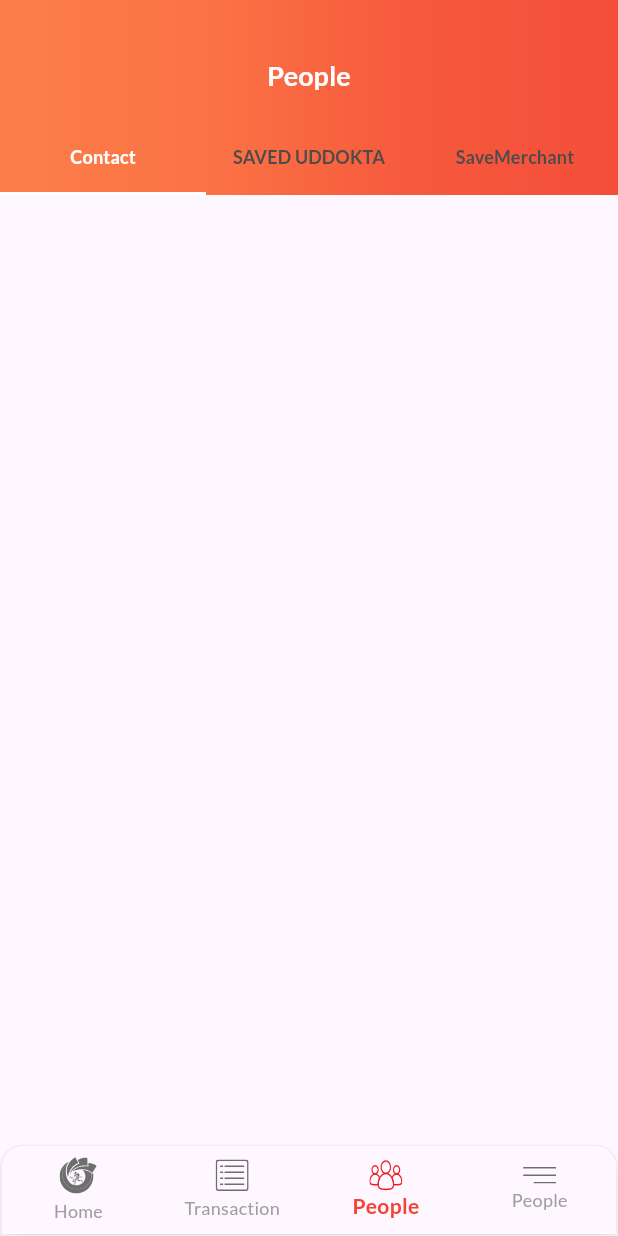
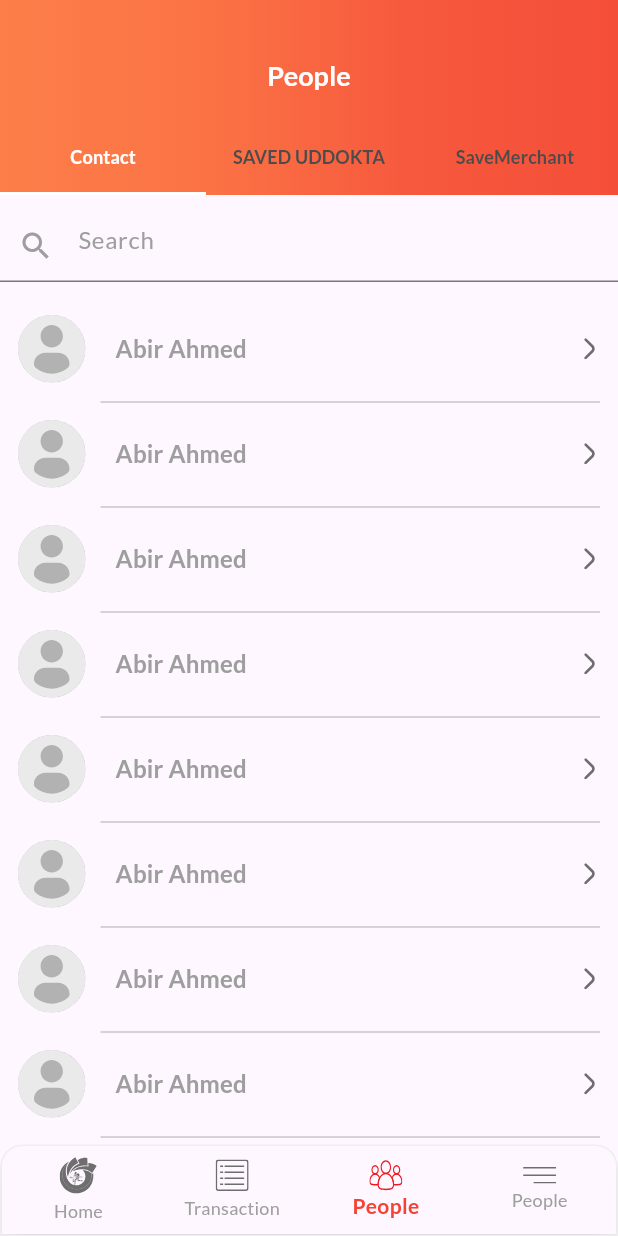
Before and after one commit to mehediFlutter/Nagad-Ui, a Flutter app: the screen it shows after launch, item 3 of the bottom bar chosen, on a phone screen of 412 x 824 dp. Run offline on Flutter 3.47's test engine with Material 3 defaults, Android fonts, the phone set to English and light mode, and no system bars; our stand-ins replace flutter_svg, get, google_fonts.

Commit message:
people screen

```diff
--- a/lib/screen/people_screen/people_screen.dart
+++ b/lib/screen/people_screen/people_screen.dart
@@ -1,7 +1,11 @@
 import 'package:flutter/material.dart';
 import 'package:nagad_ui/data/getx_controller/const/const.dart';
+import 'package:nagad_ui/screen/people_screen/people_tab_screen/contact_people_screen.dart';
+import 'package:nagad_ui/screen/people_screen/people_tab_screen/save_merchant_screen.dart';
+import 'package:nagad_ui/screen/people_screen/people_tab_screen/save_uddokta_screen.dart';
 
 import '../re_usable_base_screen.dart';
+import 'people_screen_component/people_search_text_field.dart';
 
 class PeopleScreen extends StatefulWidget {
   const PeopleScreen({super.key});
@@ -76,9 +80,19 @@ Tab(
                           style: TextStyle(fontSize: 12),
                         ),
                       ),
-                    ])
+                    ]),
               ],
             ),
+          ),
+          height10,
+          SearchContact(),
+          height20,
+          Expanded(
+            child: TabBarView(controller: _tabController, children: [
+              ContactPeopleScreen(),
+              SaveUddoktaScreen(),
+              SaveMerchantScreen()
+            ]),
           )
         ],
       ),
--- a/lib/screen/people_screen/people_screen_component/contact_people.dart
+++ /dev/null
@@ -1,19 +0,0 @@
-import 'package:flutter/material.dart';
-import 'package:nagad_ui/screen/re_usable_base_screen.dart';
-
-class ContactPeople extends StatefulWidget {
-  const ContactPeople({super.key});
-
-  @override
-  State<ContactPeople> createState() => _ContactPeopleState();
-}
-
-class _ContactPeopleState extends State<ContactPeople> {
-  @override
-  Widget build(BuildContext context) {
-    return ReUsableBaseScreen(
-        child: Center(
-      child: Text("Contact"),
-    ));
-  }
-}
--- /dev/null
+++ b/lib/screen/people_screen/people_screen_component/people_search_text_field.dart
@@ -0,0 +1,27 @@
+import 'package:flutter/material.dart';
+
+class SearchContact extends StatelessWidget {
+  const SearchContact({
+    super.key,
+  });
+
+  @override
+  Widget build(BuildContext context) {
+    return TextField(
+      cursorColor: Colors.grey,
+          decoration: InputDecoration(
+
+    prefixIcon: Icon(Icons.search,color:Colors.grey),
+    hintText: 'Search',
+    hintStyle: TextStyle(color: Colors.grey),
+    border: UnderlineInputBorder(
+      borderSide: BorderSide(
+        color: Colors.grey,
+      ),
+    ),
+    focusedBorder: UnderlineInputBorder(
+        borderSide: BorderSide(color: Colors.grey)),
+          ),
+        );
+  }
+}
--- /dev/null
+++ b/lib/screen/people_screen/people_tab_screen/contact_people_screen.dart
@@ -0,0 +1,61 @@
+import 'package:flutter/material.dart';
+import 'package:flutter_svg/flutter_svg.dart';
+import 'package:nagad_ui/data/getx_controller/const/const.dart';
+import 'package:nagad_ui/screen/re_usable_base_screen.dart';
+
+import '../../../data/getx_controller/const/assets_path.dart';
+
+class ContactPeopleScreen extends StatefulWidget {
+  const ContactPeopleScreen({super.key});
+
+  @override
+  State<ContactPeopleScreen> createState() => _ContactPeopleScreenState();
+}
+
+class _ContactPeopleScreenState extends State<ContactPeopleScreen> {
+  @override
+  Widget build(BuildContext context) {
+    return Scaffold(
+        body: ListView.builder(
+          itemCount: 10,
+          itemBuilder: (context, index) {
+          return ContactItem();
+        },));
+  }
+}
+
+class ContactItem extends StatelessWidget {
+  const ContactItem({
+    super.key,
+  });
+
+  @override
+  Widget build(BuildContext context) {
+    return Padding(
+      padding: const EdgeInsets.symmetric(horizontal: 12,vertical: 2),
+      child: Column(
+        children: [
+          Row(
+            children: [
+              SvgPicture.asset(personIconSVG),
+              width20,
+              Text(
+                "Abir Ahmed",
+                style: Theme.of(context)
+                    .textTheme
+                    .titleMedium!
+                    .copyWith(color: Colors.grey),
+              ),
+              Spacer(),
+              SvgPicture.asset(arrowForwardSVG),
+            ],
+          ),
+          Padding(
+            padding: const EdgeInsets.only(left: 55,top: 5),
+            child: Divider(),
+          ),
+        ],
+      ),
+    );
+  }
+}
--- /dev/null
+++ b/lib/screen/people_screen/people_tab_screen/save_merchant_screen.dart
@@ -0,0 +1,23 @@
+import 'package:flutter/material.dart';
+import 'package:nagad_ui/screen/re_usable_base_screen.dart';
+
+class SaveMerchantScreen extends StatefulWidget {
+  const SaveMerchantScreen({super.key});
+
+  @override
+  State<SaveMerchantScreen> createState() => _SaveMerchantScreenState();
+}
+
+class _SaveMerchantScreenState extends State<SaveMerchantScreen> {
+  @override
+  Widget build(BuildContext context) {
+    return ReUsableBaseScreen(
+        child: Column(
+      children: [
+        Center(
+          child: Text("Save Merchant"),
+        )
+      ],
+    ));
+  }
+}
```
Also changed, not shown: lib/screen/people_screen/people_tab_screen/save_uddokta_screen.dart (renamed from lib/screen/people_screen/people_screen_component/save_uddokta_screen.dart). Lines whose indentation alone changed are shown as unchanged.
